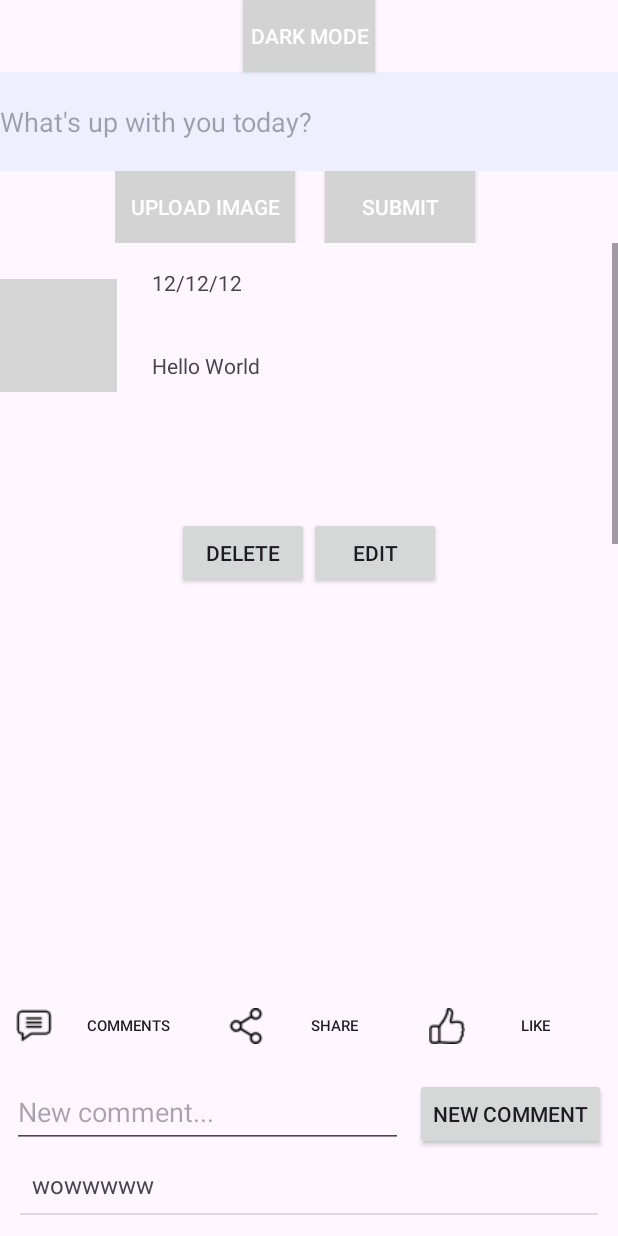
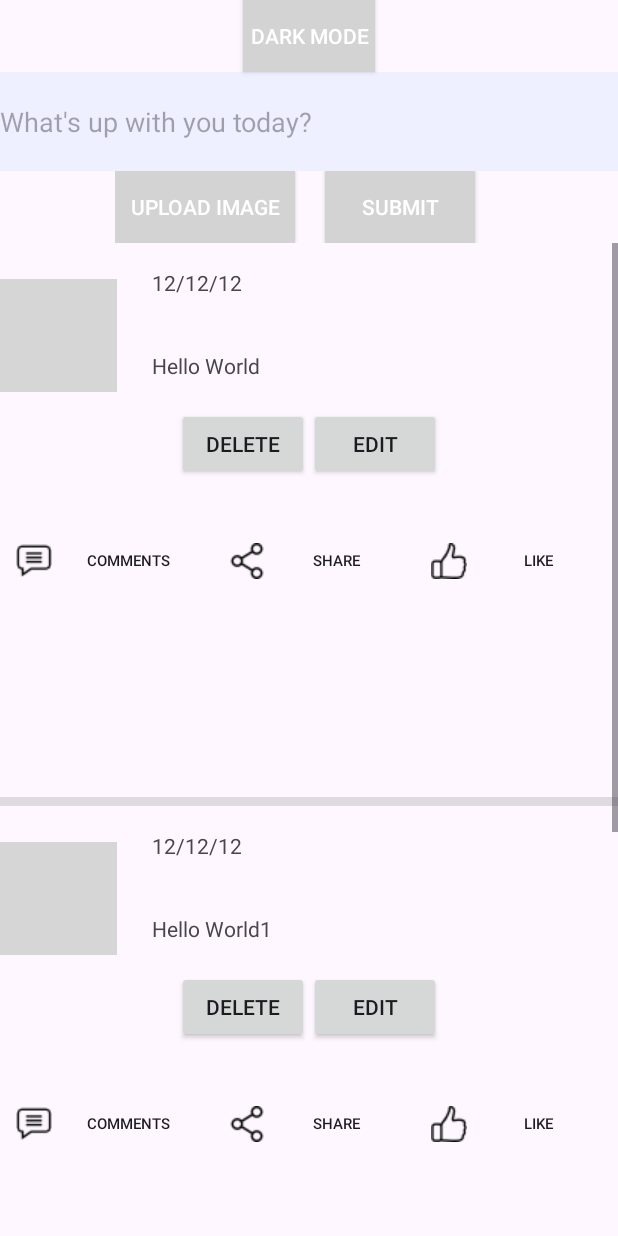
Before and after one commit to yuvalbarak8/Feed, an Android app: the FeedActivity screen opened directly, with no data from a screen before it, on a phone screen of 412 x 824 dp. Run offline under Robolectric (Android 15) with nearby library versions, the phone set to English and light mode, and no system bars; grey boxes are pictures that could not be loaded.

Commit message:
image fix

```diff
--- a/app/src/main/res/layout/feed_post_layout.xml
+++ b/app/src/main/res/layout/feed_post_layout.xml
@@ -63,16 +63,19 @@
         app:layout_constraintTop_toTopOf="@id/feed_post_when"
         app:layout_constraintVertical_bias="0.401" />
 
+
     <LinearLayout
         android:id="@+id/linearLayout"
-        android:layout_width="409dp"
+        android:layout_width="match_parent"
         android:layout_height="61dp"
-        android:layout_marginTop="486dp"
-        android:layout_marginBottom="184dp"
+
         android:orientation="horizontal"
         app:layout_constraintBottom_toBottomOf="parent"
-        app:layout_constraintTop_toTopOf="parent"
-        tools:layout_editor_absoluteX="1dp">
+        app:layout_constraintEnd_toEndOf="parent"
+        app:layout_constraintHorizontal_bias="0.5"
+        app:layout_constraintStart_toStartOf="parent"
+        app:layout_constraintTop_toBottomOf="@+id/feed_post_img"
+        app:layout_constraintVertical_bias="0.119">
 
         <Button
             android:id="@+id/comments_btn"
@@ -116,7 +119,6 @@
             android:textSize="10sp" />
     </LinearLayout>
 
-
     <LinearLayout
         android:id="@+id/linearLayout3"
         android:layout_width="match_parent"
@@ -125,8 +127,10 @@
         android:orientation="horizontal"
         app:layout_constraintBottom_toTopOf="@+id/feed_post_img"
         app:layout_constraintEnd_toEndOf="parent"
+        app:layout_constraintHorizontal_bias="0.0"
         app:layout_constraintStart_toStartOf="parent"
-        app:layout_constraintTop_toBottomOf="@+id/feed_post_name">
+        app:layout_constraintTop_toBottomOf="@+id/feed_post_name"
+        app:layout_constraintVertical_bias="0.158">
 
         <Button
             android:id="@+id/delete_post_btn"
@@ -164,6 +168,7 @@
         android:layout_height="wrap_content"
         android:orientation="vertical"
         android:padding="8dp"
+        android:visibility="gone"
         app:layout_constraintBottom_toBottomOf="parent"
         app:layout_constraintEnd_toEndOf="parent"
         app:layout_constraintHorizontal_bias="0.0"
```
